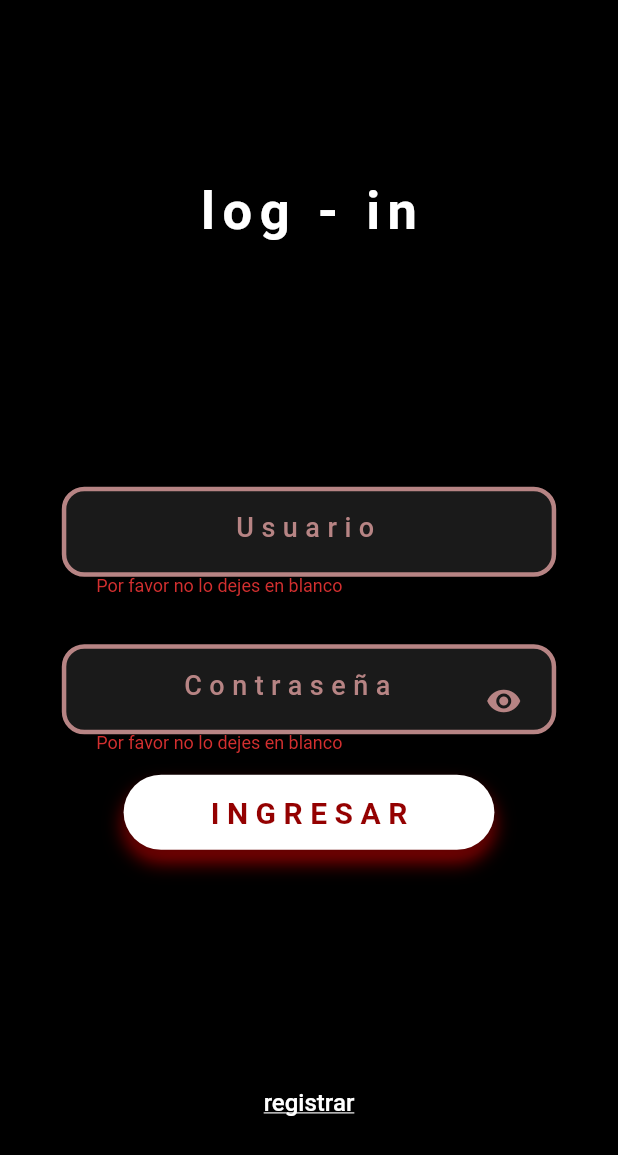
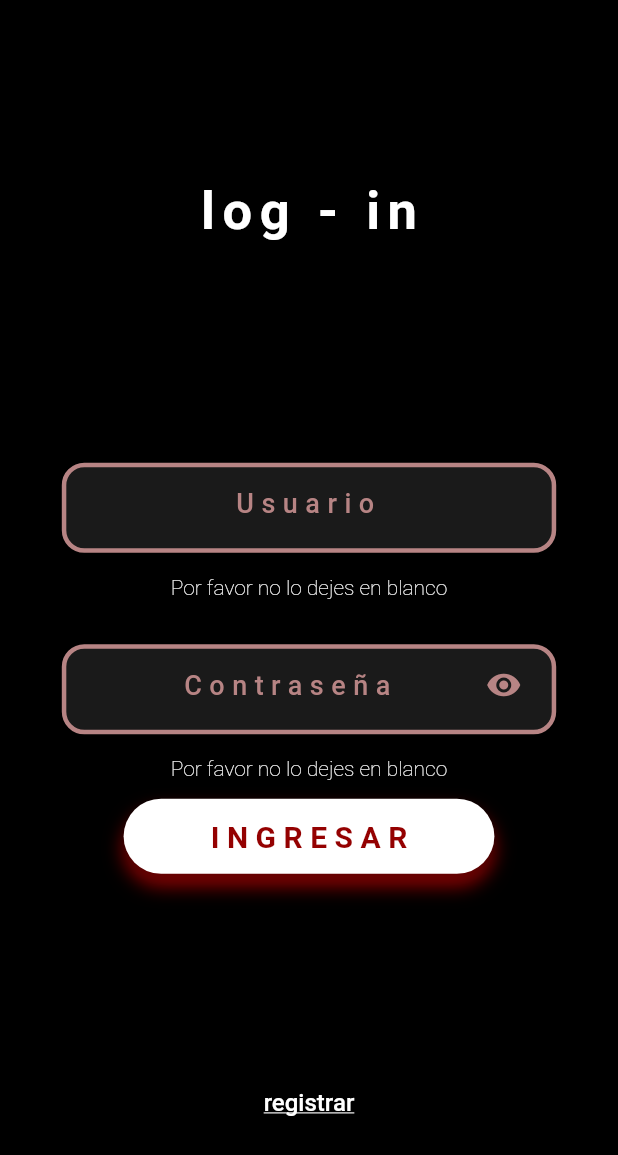
Before and after one commit to danielperez1234/registros-mike-sexto, a Flutter app: the screen it shows after launch, after a tap on "INGRESAR", on a phone screen of 412 x 824 dp. Shown: the top 1155 px of the screen. Run offline on Flutter 3.47's test engine with Material 2 defaults, Android fonts, the phone set to English and light mode, and no system bars; our stand-ins replace cloud_firestore, firebase_auth, firebase_core; accounts and stored records are empty; Roboto replaces fonts that are missing (Montserrat).

Commit message:
Actualizar constantes.dart, list_products_page.dart y 7 más archivos...

```diff
--- a/lib/constantes.dart
+++ b/lib/constantes.dart
@@ -29,9 +29,9 @@ TextStyle Medianos(
         decoration: decoration);
 
 //Para los textos chicos:
-TextStyle Chicos() => const TextStyle(
+TextStyle Chicos({Color color = kBlack}) => TextStyle(
       fontSize: 14,
       fontWeight: FontWeight.w100,
-      color: kBlack,
+      color: color,
       fontFamily: 'Montserrat',
     );
--- a/lib/pages/login_page.dart
+++ b/lib/pages/login_page.dart
@@ -20,7 +20,8 @@ class LoginPage extends StatelessWidget {
         child: Column(
           children: [
             Center(
-                child: Text("log - in", style: Titulos(color: kWhite, size: 35))),
+                child:
+                    Text("log - in", style: Titulos(color: kWhite, size: 35))),
             SizedBox(
               height: MediaQuery.of(context).size.height * 2 / 3,
               child: Column(
@@ -38,14 +39,15 @@ class LoginPage extends StatelessWidget {
                   ),
                   CustButton(
                       text: "Ingresar",
-                      onPress: () {
-                 if (_formKey.currentState!.validate()){
-                        Navigator.of(context).push(MaterialPageRoute(
-                            builder: (_) => const MenuRegistroPage()));
-                  }else{
-
-                  }
-
+                      onPress: () async {
+                        if (_formKey.currentState!.validate()) {
+                          var f = await MyFireStore()
+                              .login(usuario.text, password.text, context);
+                          if (f) {
+                            Navigator.of(context).push(MaterialPageRoute(
+                                builder: (_) => const MenuRegistroPage()));
+                          } else {}
+                        }
                       })
                 ],
               ),
@@ -53,12 +55,8 @@ class LoginPage extends StatelessWidget {
             Center(
               child: TextButton(
                 onPressed: () async {
-                  var f = await MyFireStore().login(usuario.text, password.text, context);
-                  if(f) {
-                    Navigator.of(context)
-                        .push(MaterialPageRoute(builder: (_) => UserAddPage()));
-                  }
-                  +
+                  Navigator.of(context)
+                      .push(MaterialPageRoute(builder: (_) => UserAddPage()));
                 },
                 child: Text(
                   'registrar',
--- a/lib/sevices/firebaseNetwork.dart
+++ b/lib/sevices/firebaseNetwork.dart
@@ -5,18 +5,19 @@ import 'package:firebase_auth/firebase_auth.dart';
 import 'package:flutter/material.dart';
 
 class MyFireStore {
-  final CollectionReference chatCollection =
-      FirebaseFirestore.instance.collection('chats');
+  final CollectionReference productCollection =
+      FirebaseFirestore.instance.collection('product');
   final CollectionReference usrCollection =
       FirebaseFirestore.instance.collection('users');
 
   final _auth = FirebaseAuth.instance;
   Future<bool> register(BuildContext context, String email, String password,
-      String genero, String edad, String apellido) async {
+      String genero, String nombre, String edad, String apellido) async {
     try {
       await _auth.createUserWithEmailAndPassword(
           email: email, password: password);
       usrCollection.add({
+        "nombre": nombre,
         "correo": email,
         "genero": genero,
         "edad": edad,
--- a/lib/widgets/cust_TextField.dart
+++ b/lib/widgets/cust_TextField.dart
@@ -12,7 +12,6 @@ class CustTextField extends StatefulWidget {
   bool isObscure;
   String hint;
   TextInputType textInputType;
-
 
   @override
   State<CustTextField> createState() => _CustTextFieldState();
@@ -47,6 +46,17 @@ class _CustTextFieldState extends State<CustTextField> {
             style: Medianos(color: kGray, size: 18, letterSpacing: 5),
           ),
         ),
+        FormField<String>(
+          validator: (value) {
+            print(value);
+            if (value == null || value.isEmpty) {
+              return "Por favor no lo dejes en blanco";
+            }
+            return null;
+          },
+          builder: (FormFieldState<dynamic> field) {
+            return Column(
+              children: [
                 Container(
                   width: MediaQuery.of(context).size.width * .8,
                   height: 60,
@@ -61,19 +71,13 @@ class _CustTextFieldState extends State<CustTextField> {
                       Row(
                         children: [
                           Expanded(
-                    child: TextFormField(
+                            child: TextField(
                               controller: widget.textEditingController,
                               keyboardType: widget.textInputType,
                               obscureText: isObscure,
                               textAlign: TextAlign.center,
-                      validator: (value) {
-                        if(value == null || value.isEmpty){
-                          return "Por favor no lo dejes en blanco";
-                        }
-                        return null;
-                      },
-                      style:
-                          Medianos(color: kWhite, size: 18, letterSpacing: 5),
+                              style: Medianos(
+                                  color: kWhite, size: 18, letterSpacing: 5),
                               decoration: InputDecoration(
                                   hintStyle: Medianos(
                                       color: kGray, size: 18, letterSpacing: 5),
@@ -86,6 +90,7 @@ class _CustTextFieldState extends State<CustTextField> {
                                   disabledBorder: InputBorder.none,
                                   focusedErrorBorder: InputBorder.none),
                               onChanged: (s) {
+                                field.setValue(s);
                                 setState(() {});
                               },
                             ),
@@ -110,6 +115,15 @@ class _CustTextFieldState extends State<CustTextField> {
                     ],
                   ),
                 ),
+                if (field.hasError)
+                  Text(
+                    field.errorText ?? "",
+                    style: Chicos(color: Colors.white),
+                  )
+              ],
+            );
+          },
+        ),
       ],
     );
   }
```
Also changed, not shown: lib/pages/list_products_page.dart (added, +58 -0 lines), lib/pages/menu_registro_page.dart (+44 -0 lines), lib/pages/productos_add_page.dart (+23 -7 lines), lib/pages/usuarios_add_page.dart (+8 -2 lines), lib/sevices/firebase_producto.dart (added, +36 -0 lines). Lines whose indentation alone changed are shown as unchanged.
